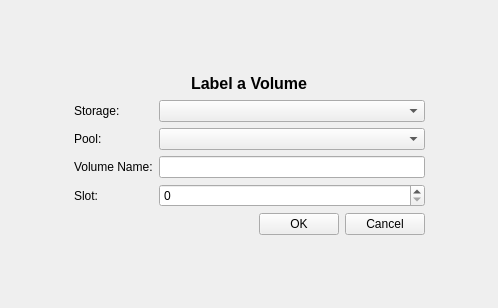
Above: bacula/src/qt-console/label/label.ui from rkorzeniewski/bacula before the change. Below: the same form after it.
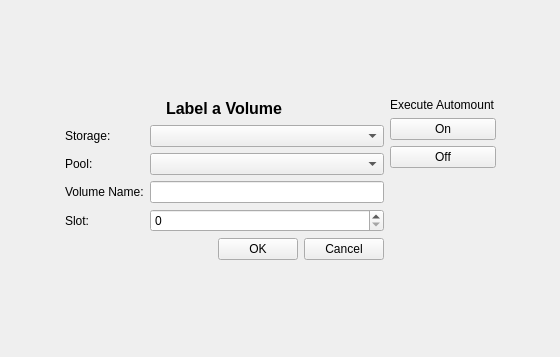
That is the form after the change.

Commit message: Add context sensitive from page selector's console widget for: status dir, messages and help. Add purge jobs client= from clients Add buttons to set automount on or off in the label dialog. Add estimate dialog.

Patch:
```diff
--- a/bacula/src/qt-console/label/label.ui
+++ b/bacula/src/qt-console/label/label.ui
@@ -5,8 +5,8 @@
    <rect>
     <x>0</x>
     <y>0</y>
-    <width>498</width>
-    <height>308</height>
+    <width>560</width>
+    <height>357</height>
    </rect>
   </property>
   <property name="windowTitle" >
@@ -29,21 +29,24 @@
      </property>
      <property name="sizeHint" >
       <size>
-       <width>351</width>
-       <height>20</height>
+       <width>421</width>
+       <height>48</height>
       </size>
      </property>
     </spacer>
    </item>
-   <item row="1" column="2" >
+   <item row="2" column="1" >
     <spacer>
      <property name="orientation" >
-      <enum>Qt::Horizontal</enum>
+      <enum>Qt::Vertical</enum>
+     </property>
+     <property name="sizeType" >
+      <enum>QSizePolicy::Expanding</enum>
      </property>
      <property name="sizeHint" >
       <size>
-       <width>40</width>
-       <height>131</height>
+       <width>431</width>
+       <height>48</height>
       </size>
      </property>
     </spacer>
@@ -56,13 +59,6 @@
      <property name="spacing" >
       <number>6</number>
      </property>
-     <item row="4" column="1" >
-      <widget class="QSpinBox" name="slotSpin" >
-       <property name="maximum" >
-        <number>10000</number>
-       </property>
-      </widget>
-     </item>
      <item row="5" column="0" colspan="2" >
       <layout class="QHBoxLayout" >
        <property name="margin" >
@@ -100,57 +96,15 @@
        </item>
       </layout>
      </item>
-     <item row="0" column="0" colspan="2" >
-      <layout class="QHBoxLayout" >
-       <property name="margin" >
-        <number>0</number>
+     <item row="3" column="0" >
+      <widget class="QLabel" name="label_5" >
+       <property name="text" >
+        <string>Volume Name:</string>
        </property>
-       <property name="spacing" >
-        <number>6</number>
+       <property name="buddy" >
+        <cstring>volumeName</cstring>
        </property>
-       <item>
-        <spacer>
-         <property name="orientation" >
-          <enum>Qt::Horizontal</enum>
-         </property>
-         <property name="sizeHint" >
-          <size>
-           <width>71</width>
-           <height>21</height>
-          </size>
-         </property>
-        </spacer>
-       </item>
-       <item>
-        <widget class="QLabel" name="label" >
-         <property name="maximumSize" >
-          <size>
-           <width>16777215</width>
-           <height>30</height>
-          </size>
-         </property>
-         <property name="text" >
-          <string>&lt;html>&lt;head>&lt;meta name="qrichtext" content="1" />&lt;style type="text/css">
-p, li { white-space: pre-wrap; }
-&lt;/style>&lt;/head>&lt;body style=" font-family:'Sans Serif'; font-size:9pt; font-weight:400; font-style:normal; text-decoration:none;">
-&lt;p style=" margin-top:0px; margin-bottom:0px; margin-left:0px; margin-right:0px; -qt-block-indent:0; text-indent:0px;">&lt;span style=" font-size:12pt; font-weight:600;">Label a Volume&lt;/span>&lt;/p>&lt;/body>&lt;/html></string>
-         </property>
-        </widget>
-       </item>
-       <item>
-        <spacer>
-         <property name="orientation" >
-          <enum>Qt::Horizontal</enum>
-         </property>
-         <property name="sizeHint" >
-          <size>
-           <width>81</width>
-           <height>20</height>
-          </size>
-         </property>
-        </spacer>
-       </item>
-      </layout>
+      </widget>
      </item>
      <item row="2" column="1" >
       <widget class="QComboBox" name="poolCombo" />
@@ -165,16 +119,6 @@
        </property>
       </widget>
      </item>
-     <item row="4" column="0" >
-      <widget class="QLabel" name="label_4" >
-       <property name="text" >
-        <string>Slot:</string>
-       </property>
-       <property name="buddy" >
-        <cstring>slotSpin</cstring>
-       </property>
-      </widget>
-     </item>
      <item row="3" column="1" >
       <widget class="QLineEdit" name="volumeName" >
        <property name="minimumSize" >
@@ -185,6 +129,67 @@
        </property>
       </widget>
      </item>
+     <item row="4" column="1" >
+      <widget class="QSpinBox" name="slotSpin" >
+       <property name="maximum" >
+        <number>10000</number>
+       </property>
+      </widget>
+     </item>
+     <item row="4" column="0" >
+      <widget class="QLabel" name="label_4" >
+       <property name="text" >
+        <string>Slot:</string>
+       </property>
+       <property name="buddy" >
+        <cstring>slotSpin</cstring>
+       </property>
+      </widget>
+     </item>
+     <item rowspan="6" row="0" column="2" >
+      <layout class="QVBoxLayout" >
+       <property name="margin" >
+        <number>0</number>
+       </property>
+       <property name="spacing" >
+        <number>6</number>
+       </property>
+       <item>
+        <widget class="QLabel" name="label_6" >
+         <property name="text" >
+          <string>Execute Automount</string>
+         </property>
+        </widget>
+       </item>
+       <item>
+        <widget class="QPushButton" name="automountOnButton" >
+         <property name="text" >
+          <string>On</string>
+         </property>
+        </widget>
+       </item>
+       <item>
+        <widget class="QPushButton" name="automountOffButton" >
+         <property name="text" >
+          <string>Off</string>
+         </property>
+        </widget>
+       </item>
+       <item>
+        <spacer>
+         <property name="orientation" >
+          <enum>Qt::Vertical</enum>
+         </property>
+         <property name="sizeHint" >
+          <size>
+           <width>20</width>
+           <height>61</height>
+          </size>
+         </property>
+        </spacer>
+       </item>
+      </layout>
+     </item>
      <item row="1" column="1" >
       <widget class="QComboBox" name="storageCombo" />
      </item>
@@ -198,18 +203,73 @@
        </property>
       </widget>
      </item>
-     <item row="3" column="0" >
-      <widget class="QLabel" name="label_5" >
-       <property name="text" >
-        <string>Volume Name:</string>
+     <item row="0" column="0" colspan="2" >
+      <layout class="QHBoxLayout" >
+       <property name="margin" >
+        <number>0</number>
        </property>
-       <property name="buddy" >
-        <cstring>volumeName</cstring>
+       <property name="spacing" >
+        <number>6</number>
        </property>
-      </widget>
+       <item>
+        <spacer>
+         <property name="orientation" >
+          <enum>Qt::Horizontal</enum>
+         </property>
+         <property name="sizeHint" >
+          <size>
+           <width>71</width>
+           <height>21</height>
+          </size>
+         </property>
+        </spacer>
+       </item>
+       <item>
+        <widget class="QLabel" name="label" >
+         <property name="maximumSize" >
+          <size>
+           <width>16777215</width>
+           <height>30</height>
+          </size>
+         </property>
+         <property name="text" >
+          <string>&lt;html>&lt;head>&lt;meta name="qrichtext" content="1" />&lt;style type="text/css">
+p, li { white-space: pre-wrap; }
+&lt;/style>&lt;/head>&lt;body style=" font-family:'Sans Serif'; font-size:9pt; font-weight:400; font-style:normal; text-decoration:none;">
+&lt;p style=" margin-top:0px; margin-bottom:0px; margin-left:0px; margin-right:0px; -qt-block-indent:0; text-indent:0px;">&lt;span style=" font-size:12pt; font-weight:600;">Label a Volume&lt;/span>&lt;/p>&lt;/body>&lt;/html></string>
+         </property>
+        </widget>
+       </item>
+       <item>
+        <spacer>
+         <property name="orientation" >
+          <enum>Qt::Horizontal</enum>
+         </property>
+         <property name="sizeHint" >
+          <size>
+           <width>81</width>
+           <height>20</height>
+          </size>
+         </property>
+        </spacer>
+       </item>
+      </layout>
      </item>
     </layout>
    </item>
+   <item row="1" column="2" >
+    <spacer>
+     <property name="orientation" >
+      <enum>Qt::Horizontal</enum>
+     </property>
+     <property name="sizeHint" >
+      <size>
+       <width>40</width>
+       <height>131</height>
+      </size>
+     </property>
+    </spacer>
+   </item>
    <item row="1" column="0" >
     <spacer>
      <property name="orientation" >
@@ -223,22 +283,6 @@
      </property>
     </spacer>
    </item>
-   <item row="2" column="1" >
-    <spacer>
-     <property name="orientation" >
-      <enum>Qt::Vertical</enum>
-     </property>
-     <property name="sizeType" >
-      <enum>QSizePolicy::Expanding</enum>
-     </property>
-     <property name="sizeHint" >
-      <size>
-       <width>331</width>
-       <height>20</height>
-      </size>
-     </property>
-    </spacer>
-   </item>
   </layout>
  </widget>
  <resources/>
```
The commit also changes 16 other files.
